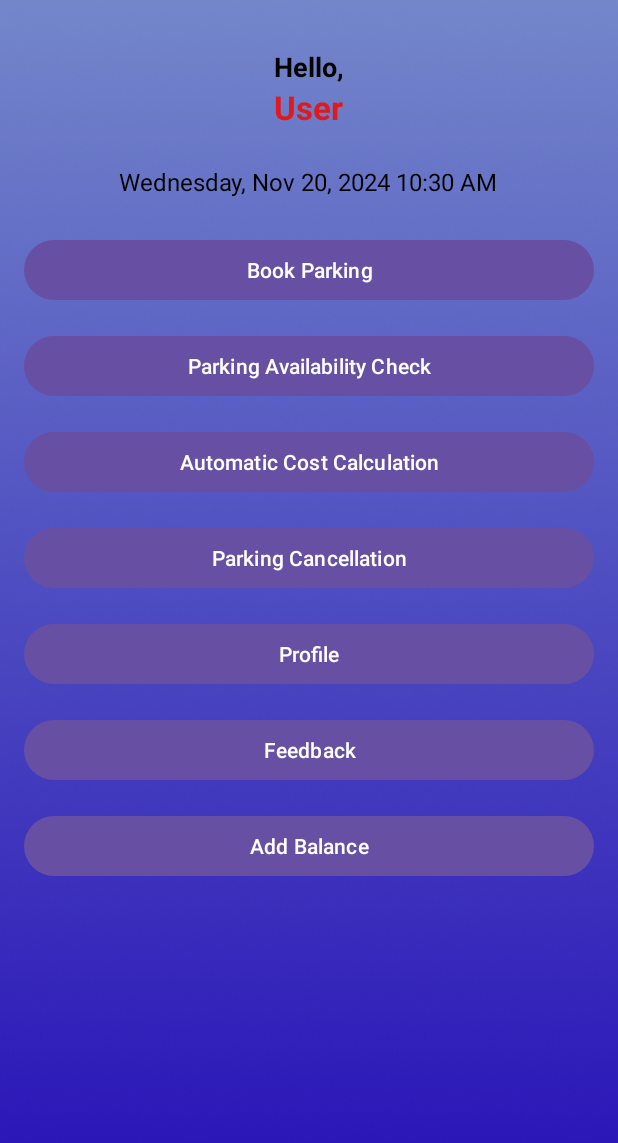
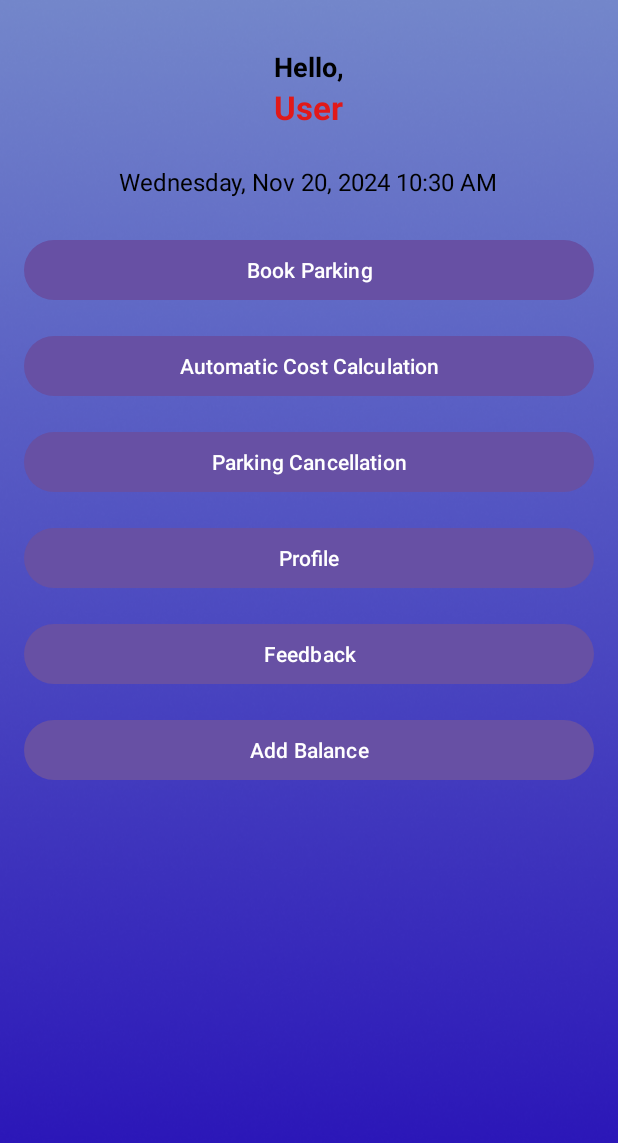
Before and after one commit to Santrokal/Vehicle_Parking_Booking_System, an Android app: the MainActivity screen opened directly, with no data from a screen before it, on a phone screen of 412 x 824 dp. Shown: the top 1143 px of the screen. Run offline under Robolectric (Android 15) with nearby library versions, the phone set to English and light mode, and no system bars; our stand-ins replace Firebase (no records; nobody signed in at launch, a user with empty details on screens opened directly).

Commit message:
working project

```diff
--- a/app/src/main/java/com/example/vehicle_parking_booking_system/MainActivity.java
+++ b/app/src/main/java/com/example/vehicle_parking_booking_system/MainActivity.java
@@ -40,7 +40,6 @@ public class MainActivity extends AppCompatActivity {
         tvDateTime = findViewById(R.id.tvDateTime);
 
         btnBookParking = findViewById(R.id.btnBookParking);
-        btnCheckAvailability = findViewById(R.id.btnCheckAvailability);
         btnCostCalculation = findViewById(R.id.btnCostCalculation);
         btnCancelParking = findViewById(R.id.btnCancelParking);
         btnProfile = findViewById(R.id.btnProfile);
@@ -83,10 +82,6 @@ public class MainActivity extends AppCompatActivity {
             startActivity(new Intent(MainActivity.this, Book_Parking.class));
         });
 
-        btnCheckAvailability.setOnClickListener(v -> {
-            Toast.makeText(this, "Navigating to Parking Availability Check", Toast.LENGTH_SHORT).show();
-            startActivity(new Intent(MainActivity.this, Check_Availability.class));
-        });
 
         btnCostCalculation.setOnClickListener(v -> {
             Toast.makeText(this, "Navigating to Cost Calculation", Toast.LENGTH_SHORT).show();
--- a/app/src/main/res/layout/activity_main.xml
+++ b/app/src/main/res/layout/activity_main.xml
@@ -51,12 +51,6 @@
             android:text="Book Parking"
             android:layout_marginBottom="16dp" />
 
-        <Button
-            android:id="@+id/btnCheckAvailability"
-            android:layout_width="match_parent"
-            android:layout_height="wrap_content"
-            android:text="Parking Availability Check"
-            android:layout_marginBottom="16dp" />
 
         <Button
             android:id="@+id/btnCostCalculation"
```
Also changed, not shown: app/src/main/java/com/example/vehicle_parking_booking_system/Check_Availability.java (deleted, +0 -14 lines), app/src/main/res/layout/activity_check_availability.xml (deleted, +0 -9 lines).
